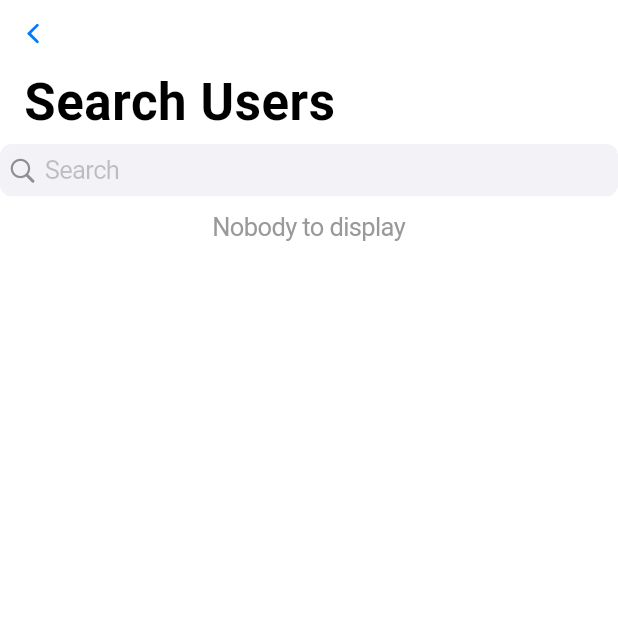
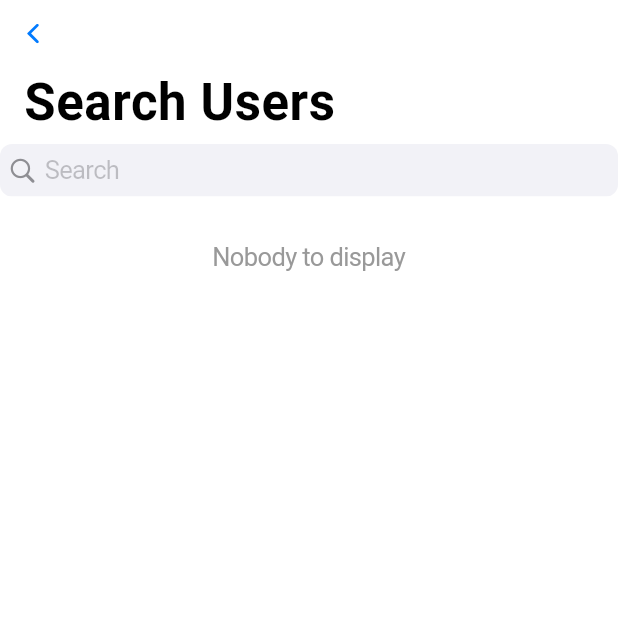
Before and after one commit to matthewchertok/FlutterPodsquad, a Flutter app: the MainListDisplayView screen opened directly, on a phone screen of 412 x 824 dp, the top half of it. Run offline on Flutter 3.47's test engine with Material 2 defaults, Android fonts, the phone set to English and light mode, and no system bars; our stand-ins replace audio_video_progress_bar, audioplayers, bubble, cached_network_image, cloud_firestore, cloud_functions and 14 more; missing offline and left inert: dart:html, flutter_nearby_messages_api, record; accounts and stored records are empty.

Commit message:
Reformatted safe areas on MessagingTab and mainListDisplayView
To ensure the list fits fully within the screen and the bottom element doesn't get cut off by the tab bar

```diff
--- a/lib/ContentViews/MainListDisplayView.dart
+++ b/lib/ContentViews/MainListDisplayView.dart
@@ -1198,14 +1198,14 @@ class _MainListDisplayViewState extends State<MainListDisplayView> {
                             )),
 
                     if (!isPodMode && this._displayedListOfPeople.isEmpty)
-                      SafeArea(
+                      Padding(padding: EdgeInsets.all(20),
                           child: Text(
                             isSearching ? "No results found" : "Nobody to display",
                             style: TextStyle(color: CupertinoColors.inactiveGray),
                           )),
 
                     if (isPodMode && this._displayedListOfPods.isEmpty)
-                      SafeArea(
+                      Padding(padding: EdgeInsets.all(20),
                           child: Text(
                             isSearching ? "No results found" : "No pods to display",
                             style: TextStyle(color: CupertinoColors.inactiveGray),
```
Also changed, not shown: lib/ContentViews/MessagingTab.dart (+3 -4 lines).
